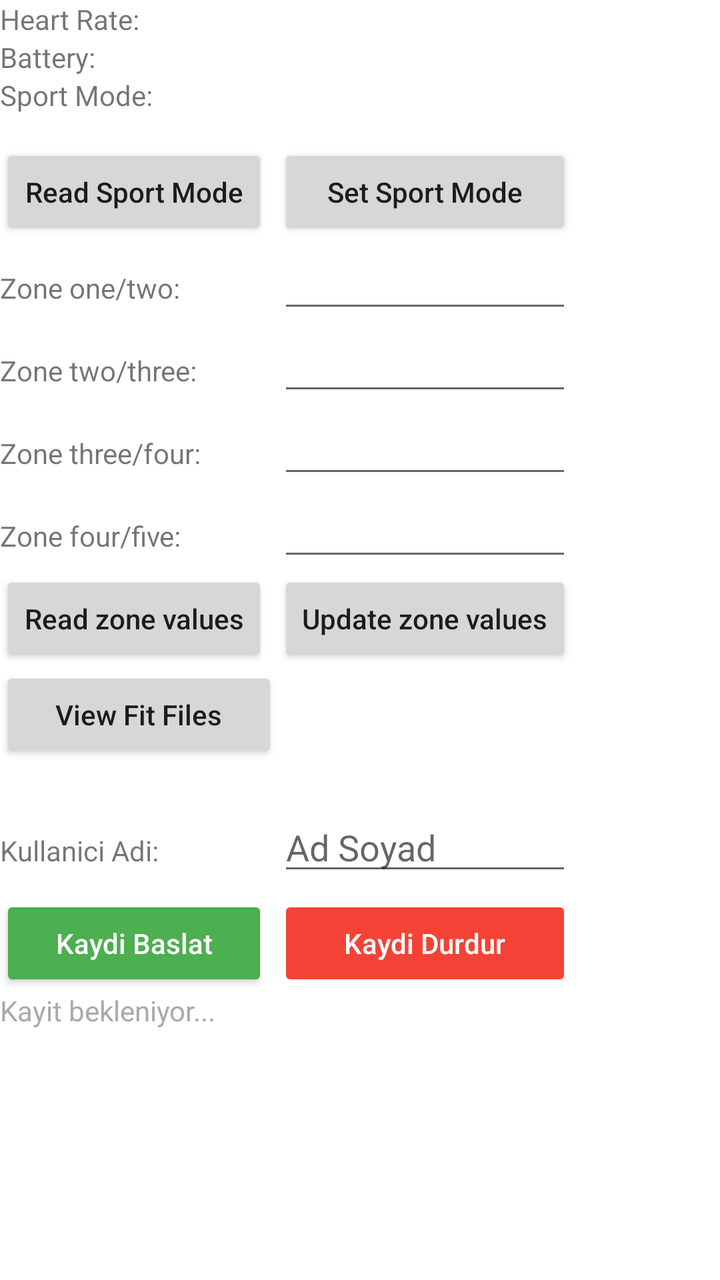
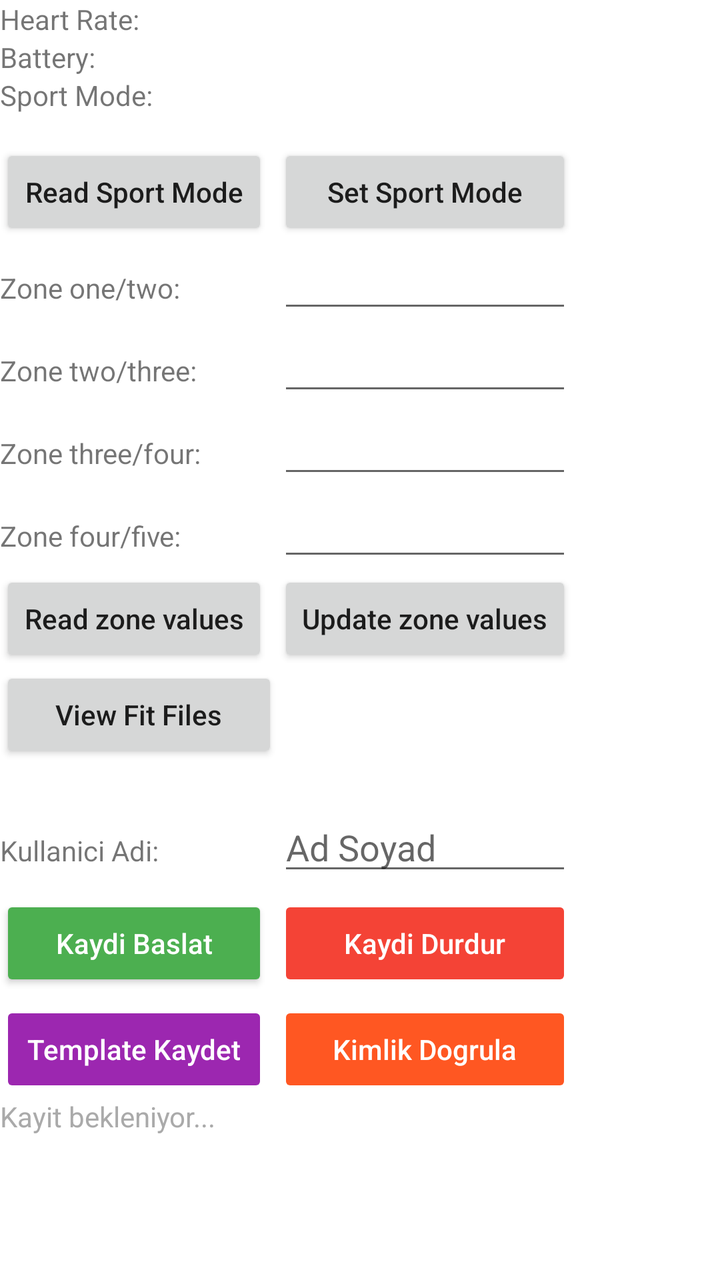

An Android layout rendered at two revisions. The XML below is the earlier revision; the diff shows what the commit changed to produce the second picture.
<!-- AndroidManifest.xml: application theme Theme.ScoscheSDK24Example -->
<!-- res/layout/fragment_rhythm24.xml -->
<?xml version="1.0" encoding="utf-8"?>
<TableLayout xmlns:android="http://schemas.android.com/apk/res/android"
    android:layout_width="match_parent"
    android:layout_height="match_parent"
    android:layout_marginLeft="10dp"
    android:layout_marginTop="10dp"
    android:layout_marginRight="10dp"
    android:shrinkColumns="*">

    <TableRow
        android:layout_width="fill_parent"
        android:layout_height="wrap_content">

        <TextView
            android:layout_width="wrap_content"
            android:layout_height="wrap_content"
            android:text="@string/heart_rate_label" />

        <TextView
            android:id="@+id/heartRateField"
            android:layout_width="wrap_content"
            android:layout_height="wrap_content" />
    </TableRow>

    <TableRow
        android:layout_width="fill_parent"
        android:layout_height="wrap_content">

        <TextView
            android:layout_width="wrap_content"
            android:layout_height="wrap_content"
            android:text="@string/battery_label" />

        <TextView
            android:id="@+id/batteryLevelField"
            android:layout_width="wrap_content"
            android:layout_height="wrap_content" />
    </TableRow>

    <TableRow
        android:layout_width="fill_parent"
        android:layout_height="wrap_content">

        <TextView
            android:layout_width="wrap_content"
            android:layout_height="wrap_content"
            android:text="@string/sportmode_label" />

        <Spinner
            android:id="@+id/sportModeSpinner"
            android:layout_width="wrap_content"
            android:layout_height="wrap_content"
            android:backgroundTint="@android:color/white" />
    </TableRow>

    <TableRow
        android:layout_width="fill_parent"
        android:layout_height="wrap_content"
        android:layout_marginTop="10dp">

        <Button
            android:id="@+id/readSportModeButton"
            android:layout_width="match_parent"
            android:layout_height="match_parent"
            android:layout_marginRight="5dp"
            android:text="@string/readSportMode_label"
            android:textAllCaps="false" />

        <Button
            android:id="@+id/updateSportModeButton"
            android:layout_width="match_parent"
            android:layout_height="match_parent"
            android:text="@string/setSportMode_label"
            android:textAllCaps="false" />
    </TableRow>

    <TableRow
        android:layout_width="fill_parent"
        android:layout_height="wrap_content">

        <TextView
            android:layout_width="wrap_content"
            android:layout_height="wrap_content"
            android:text="@string/zoneOneTwo_label" />

        <EditText
            android:id="@+id/zoneOneTwoBPM"
            android:layout_width="wrap_content"
            android:layout_height="wrap_content"
            android:digits="1234567890"
            android:maxLength="3" />
    </TableRow>

    <TableRow
        android:layout_width="fill_parent"
        android:layout_height="wrap_content">

        <TextView
            android:layout_width="wrap_content"
            android:layout_height="wrap_content"
            android:text="@string/zoneTwoThree_label" />

        <EditText
            android:id="@+id/zoneTwoThreeBPM"
            android:layout_width="wrap_content"
            android:layout_height="wrap_content"
            android:digits="1234567890"
            android:maxLength="3" />
    </TableRow>

    <TableRow
        android:layout_width="fill_parent"
        android:layout_height="wrap_content">

        <TextView
            android:layout_width="wrap_content"
            android:layout_height="wrap_content"
            android:text="@string/zoneThreeFour_label" />

        <EditText
            android:id="@+id/zoneThreeFourBPM"
            android:layout_width="wrap_content"
            android:layout_height="wrap_content"
            android:digits="1234567890"
            android:maxLength="3" />
    </TableRow>

    <TableRow
        android:layout_width="fill_parent"
        android:layout_height="wrap_content">

        <TextView
            android:layout_width="wrap_content"
            android:layout_height="wrap_content"
            android:text="@string/zoneFourFive_label" />

        <EditText
            android:id="@+id/zoneFourFiveBPM"
            android:layout_width="wrap_content"
            android:layout_height="wrap_content"
            android:digits="1234567890"
            android:maxLength="3" />
    </TableRow>

    <TableRow
        android:layout_width="fill_parent"
        android:layout_height="wrap_content">

        <Button
            android:id="@+id/readZonesButton"
            android:layout_width="wrap_content"
            android:layout_height="wrap_content"
            android:layout_marginRight="5dp"
            android:text="@string/readZoneValues_label"
            android:textAllCaps="false" />

        <Button
            android:id="@+id/updateZonesButton"
            android:layout_width="wrap_content"
            android:layout_height="wrap_content"
            android:text="@string/updateZoneValues_label"
            android:textAllCaps="false" />
    </TableRow>

    <TableRow
        android:layout_width="fill_parent"
        android:layout_height="wrap_content">

        <Button
            android:id="@+id/viewFitFilesButton"
            android:layout_width="wrap_content"
            android:layout_height="wrap_content"
            android:text="@string/viewFitFiles_label"
            android:textAllCaps="false" />
    </TableRow>

    
    <TableRow
        android:layout_width="fill_parent"
        android:layout_height="wrap_content"
        android:layout_marginTop="20dp">

        <TextView
            android:layout_width="wrap_content"
            android:layout_height="wrap_content"
            android:text="Kullanici Adi:" />

        <EditText
            android:id="@+id/userNameField"
            android:layout_width="wrap_content"
            android:layout_height="wrap_content"
            android:hint="Ad Soyad"
            android:inputType="textPersonName" />
    </TableRow>

    <TableRow
        android:layout_width="fill_parent"
        android:layout_height="wrap_content"
        android:layout_marginTop="5dp">

        <Button
            android:id="@+id/startRecordingButton"
            android:layout_width="match_parent"
            android:layout_height="match_parent"
            android:layout_marginRight="5dp"
            android:backgroundTint="#4CAF50"
            android:text="Kaydi Baslat"
            android:textAllCaps="false"
            android:textColor="#FFFFFF" />

        <Button
            android:id="@+id/stopRecordingButton"
            android:layout_width="match_parent"
            android:layout_height="match_parent"
            android:backgroundTint="#F44336"
            android:enabled="false"
            android:text="Kaydi Durdur"
            android:textAllCaps="false"
            android:textColor="#FFFFFF" />
    </TableRow>

    <TableRow
        android:layout_width="fill_parent"
        android:layout_height="wrap_content">

        <TextView
            android:id="@+id/recordingStatusField"
            android:layout_width="wrap_content"
            android:layout_height="wrap_content"
            android:layout_span="2"
            android:text="Kayit bekleniyor..."
            android:textColor="#AAAAAA" />
    </TableRow>

</TableLayout>
<!-- resources referenced by this layout -->
<resources>
  <string name="battery_label">Battery:</string>
  <string name="heart_rate_label">Heart Rate:</string>
  <string name="readSportMode_label">Read Sport Mode</string>
  <string name="readZoneValues_label">Read zone values</string>
  <string name="setSportMode_label">Set Sport Mode</string>
  <string name="sportmode_label">Sport Mode:</string>
  <string name="updateZoneValues_label">Update zone values</string>
  <string name="viewFitFiles_label">View Fit Files</string>
  <string name="zoneFourFive_label">Zone four/five:</string>
  <string name="zoneOneTwo_label">Zone one/two:</string>
  <string name="zoneThreeFour_label">Zone three/four:</string>
  <string name="zoneTwoThree_label">Zone two/three:</string>
  <style name="Theme.ScoscheSDK24Example" parent="Theme.MaterialComponents.DayNight.DarkActionBar">
          
          <item name="colorPrimary">@color/purple_500</item>
          <item name="colorPrimaryVariant">@color/purple_700</item>
          <item name="colorOnPrimary">@color/white</item>
          
          <item name="colorSecondary">@color/teal_200</item>
          <item name="colorSecondaryVariant">@color/teal_700</item>
          <item name="colorOnSecondary">@color/black</item>
          
          <item name="android:statusBarColor" tools:targetApi="l">?attr/colorPrimaryVariant</item>
          
      </style>
  <color name="purple_500">#FF6200EE</color>
  <color name="purple_700">#FF3700B3</color>
  <color name="white">#FFFFFFFF</color>
  <color name="teal_200">#FF03DAC5</color>
  <color name="teal_700">#FF018786</color>
  <color name="black">#FF000000</color>
</resources>

<!-- the commit's change to res/layout/fragment_rhythm24.xml (unified diff, before → after) -->
@@ -174,7 +174,6 @@
             android:textAllCaps="false" />
     </TableRow>
 
-    
     <TableRow
         android:layout_width="fill_parent"
         android:layout_height="wrap_content"
@@ -221,6 +220,33 @@
 
     <TableRow
         android:layout_width="fill_parent"
+        android:layout_height="wrap_content"
+        android:layout_marginTop="5dp">
+
+        <Button
+            android:id="@+id/saveTemplateButton"
+            android:layout_width="match_parent"
+            android:layout_height="match_parent"
+            android:layout_marginRight="5dp"
+            android:backgroundTint="#9C27B0"
+            android:text="Template Kaydet"
+            android:textAllCaps="false"
+            android:textColor="#FFFFFF"
+            android:enabled="false" />
+
+        <Button
+            android:id="@+id/authenticateButton"
+            android:layout_width="match_parent"
+            android:layout_height="match_parent"
+            android:backgroundTint="#FF5722"
+            android:text="Kimlik Dogrula"
+            android:textAllCaps="false"
+            android:textColor="#FFFFFF"
+            android:enabled="false" />
+    </TableRow>
+
+    <TableRow
+        android:layout_width="fill_parent"
         android:layout_height="wrap_content">
 
         <TextView
